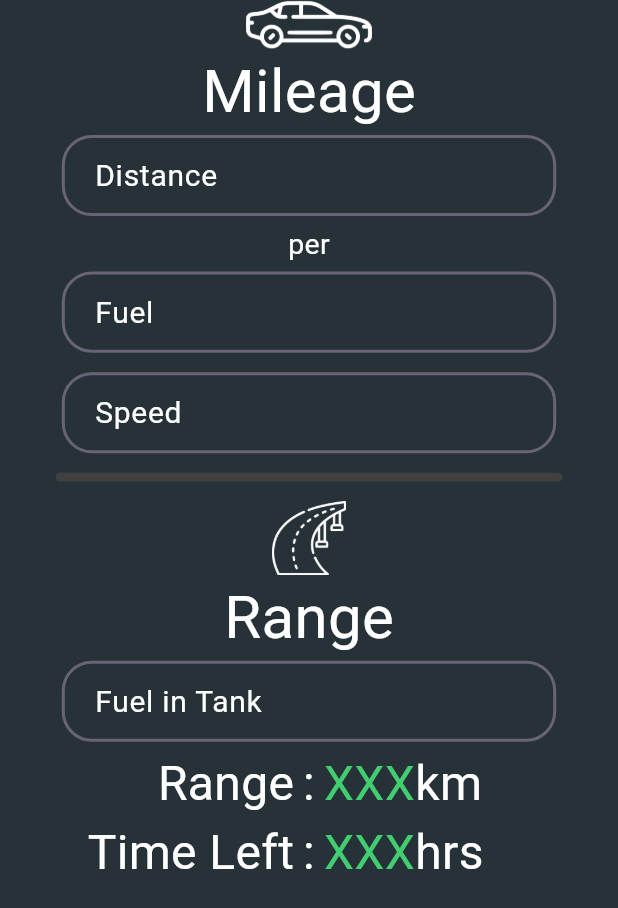
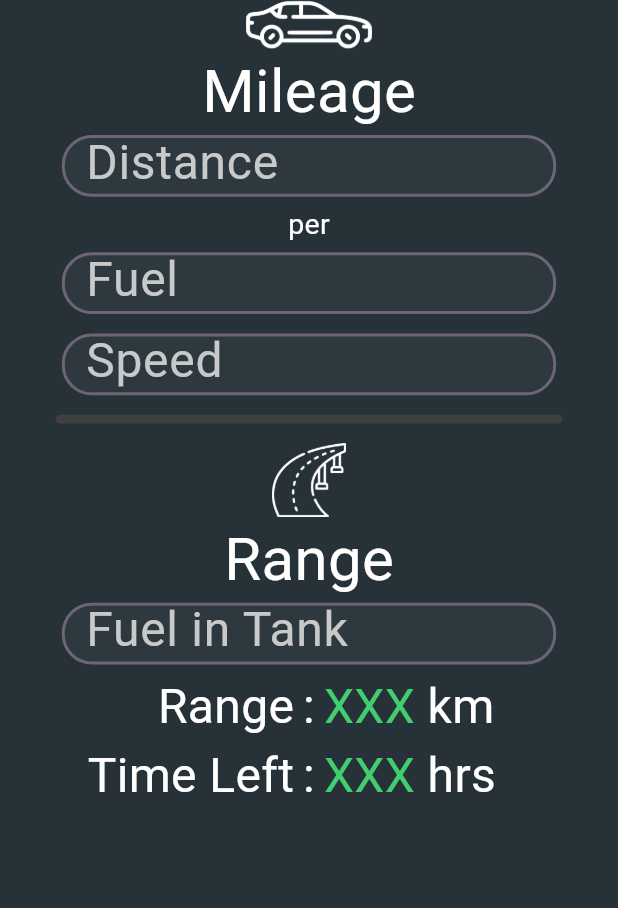
Before and after one commit to GComputeNerd/Fuel-Calc, a Flutter app: the screen it shows after launch, on a phone screen of 412 x 824 dp. Shown: the top 908 px of the screen. Run offline on Flutter 3.47's test engine with Material 3 defaults, Android fonts, the phone set to English and light mode, and no system bars; Roboto replaces fonts that are missing (Iceland).

Commit message:
Updated button Styling

```diff
--- a/lib/elements.dart
+++ b/lib/elements.dart
@@ -44,7 +44,7 @@ TableRow resultRow(prefix, result, suffix) {
             fontSize: 32,
             color: Color(0xFF41CD70)
             )),
-            Text(suffix, style: style),
+            Text(" " + suffix, style: style),
           ],
         )
       ],
@@ -90,6 +90,7 @@ class InputBox extends StatelessWidget {
   const InputBox({
     super.key,
     required this.width,
+    required this.height,
     required this.hintText,
     required this.suffix
   });
@@ -97,14 +98,17 @@ class InputBox extends StatelessWidget {
   final String hintText;
   final String suffix;
 
+  final double height;
   final double width;
 
   @override
   Widget build(BuildContext context) {
     return SizedBox(
       width: width,
+      height: height*0.05,
       child: TextField(
         cursorColor: Colors.white10,
+        cursorHeight: 0,
         keyboardType: TextInputType.number,
         decoration: InputDecoration(
           focusedBorder: const OutlineInputBorder(
@@ -119,18 +123,19 @@ class InputBox extends StatelessWidget {
             borderSide: BorderSide(color: Color(0xAA8C7B91), width: 2.0),
           ),
           isDense: true,
-          contentPadding: const EdgeInsets.symmetric(vertical: 12,horizontal: 18),
+          filled: true,
+          fillColor: Color(0x09FFFFF6),
           hintText: hintText,
           hintStyle: const TextStyle(
             fontFamily: "Iceland",
-            fontSize: 20,
-            color: Colors.white
+            fontSize: 32,
+            color: Color(0xF0D2D2D2)
           ),
           suffix: Text(suffix),
         ),
         style: const TextStyle(
           fontFamily: "Iceland",
-          fontSize: 20,
+          fontSize: 32,
           color: Colors.white
         ),
       ),
--- a/lib/main.dart
+++ b/lib/main.dart
@@ -44,6 +44,7 @@ class MyHomePage extends StatelessWidget {
                 title: "Mileage",
               ),
               InputBox(
+                height: height,
                 width: width*0.8,
                 hintText: "Distance",
                 suffix: "km",
@@ -58,12 +59,14 @@ class MyHomePage extends StatelessWidget {
               ),
               const SizedBox(height: 5,),
               InputBox(
+                height: height,
                 width: width*0.8,
                 hintText: "Fuel",
                 suffix: "ltr"
               ),
               const SizedBox(height: 13,),
               InputBox(
+                height: height,
                 width: width*0.8,
                 hintText: "Speed",
                 suffix: "km/hr"
@@ -83,6 +86,7 @@ class MyHomePage extends StatelessWidget {
                 title: "Range"
               ),
               InputBox(
+                height: height,
                 width: width*0.8,
                 hintText: "Fuel in Tank",
                 suffix: "ltr"
```
